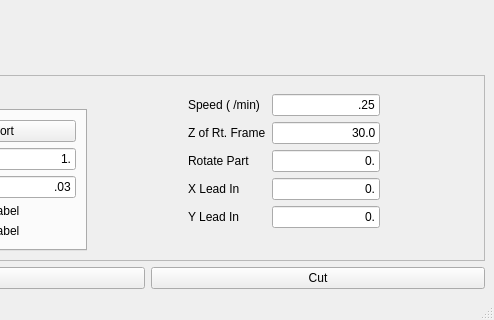
Qt form gui/mainwindow.ui (mschafer/foamcut) before a commit; both pictures show x 198 to 692 and y 237 to 557 of the 692 by 557 pixel window.
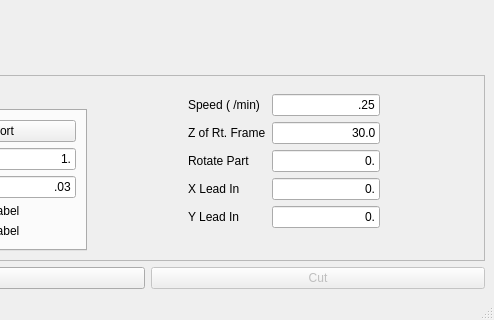
The same form after that commit. Custom widgets are drawn as their Qt base class.

Commit message: cut button

The edit to the form file:
```diff
--- a/gui/mainwindow.ui
+++ b/gui/mainwindow.ui
@@ -357,6 +357,9 @@
       </item>
       <item>
        <widget class="QPushButton" name="cut_button">
+        <property name="enabled">
+         <bool>false</bool>
+        </property>
         <property name="text">
          <string>Cut</string>
         </property>
```
The commit also changes 2 other files.
